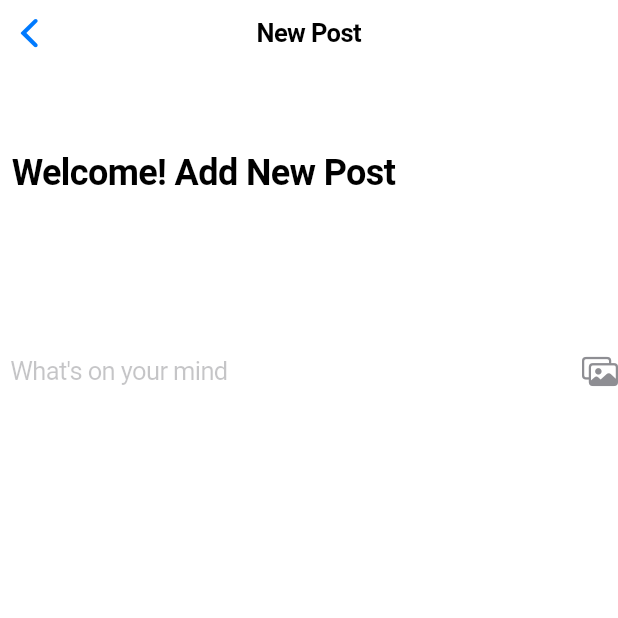
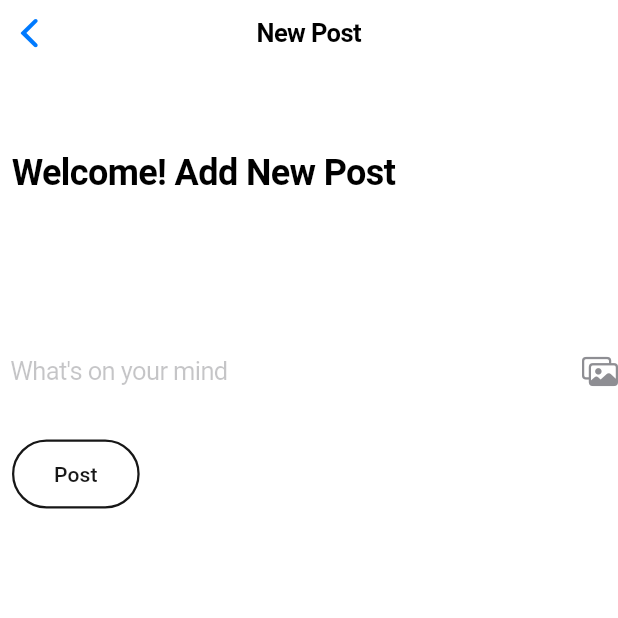
Before and after one commit to kunalnyc/Fashion-Social-Media, a Flutter app: the NewPost screen opened directly, on a phone screen of 412 x 824 dp, the top half of it. Run offline on Flutter 3.47's test engine with Material 3 defaults, Android fonts, the light colour scheme and no system bars; our stand-ins replace image_picker; network calls fail.

Commit message:
post page completed

```diff
--- a/lib/Screens/post_screen.dart
+++ b/lib/Screens/post_screen.dart
@@ -1,7 +1,5 @@
-import 'package:fashion_media/UI/button_bar.dart';
-import 'package:fashion_media/UI/button_bar1.dart';
+import 'package:fashion_media/UI/Buttons/custom_button.dart';
 import 'package:fashion_media/UI/custom_field.dart';
-import 'package:fashion_media/functions/Text/text_bar.dart';
 import 'package:flutter/cupertino.dart';
 import 'package:flutter/material.dart';
 
@@ -37,9 +35,13 @@ class _NewPostState extends State<NewPost> {
           ),
           Row(
             children: [
-               CustomTextField(),
+              CustomTextField(),
             ],
-          )
+          ),
+          const SizedBox(
+            height: 20,
+          ),
+          const PostButton()
         ],
       ),
     );
--- a/lib/UI/Buttons/custom_button.dart
+++ b/lib/UI/Buttons/custom_button.dart
@@ -11,7 +11,33 @@ class PostButton extends StatelessWidget {
       children: [
         Material(
           borderRadius: BorderRadius.circular(10.0),
-          color: CupertinoColors.tertiaryLabel,
+          color: Colors.transparent,
+          child: TextButton(
+            onPressed: () {},
+            style: TextButton.styleFrom(
+              backgroundColor: Colors.transparent,
+              shape: RoundedRectangleBorder(
+                borderRadius: BorderRadius.circular(30.0),
+                side: BorderSide(
+                  color: Theme.of(context).brightness == Brightness.light
+                      ? CupertinoColors.darkBackgroundGray
+                      : CupertinoColors.white,
+                  width: 1.5,
+                ),
+              ),
+            ),
+            child: Padding(
+              padding:
+                  const EdgeInsets.symmetric(horizontal: 16.0, vertical: 5.0),
+              child: Text(
+                'Post',
+                style: TextStyle(
+                    color: Theme.of(context).brightness == Brightness.light
+                        ? CupertinoColors.darkBackgroundGray
+                        : CupertinoColors.white),
+              ),
+            ),
+          ),
         )
       ],
     );
```
